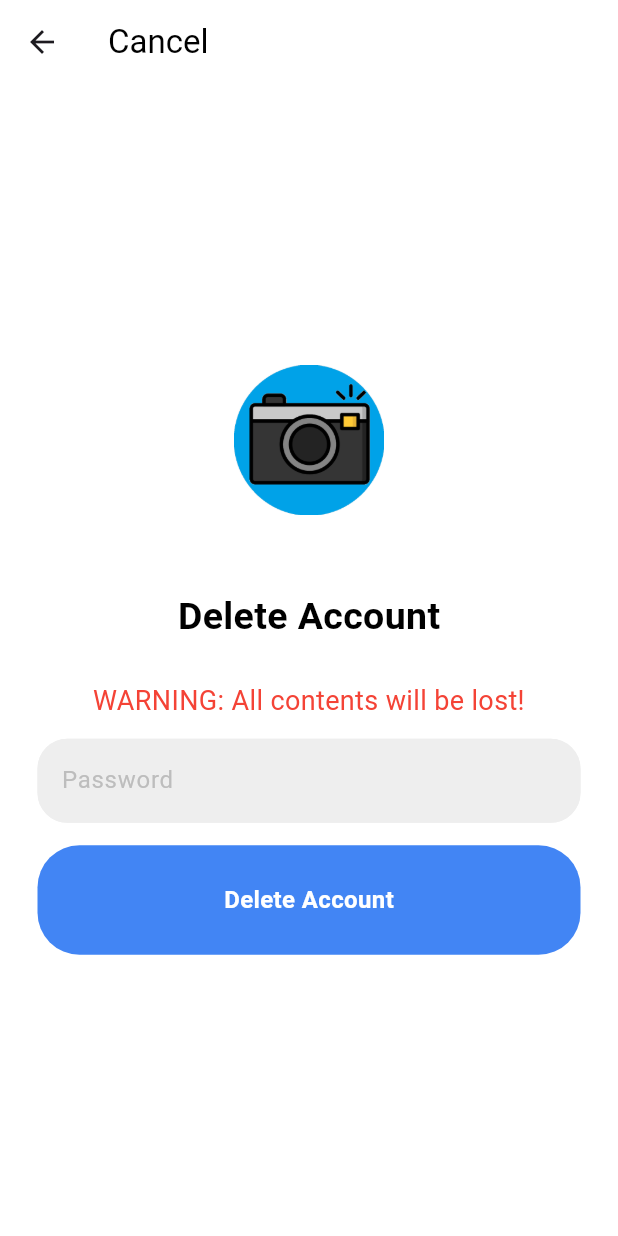
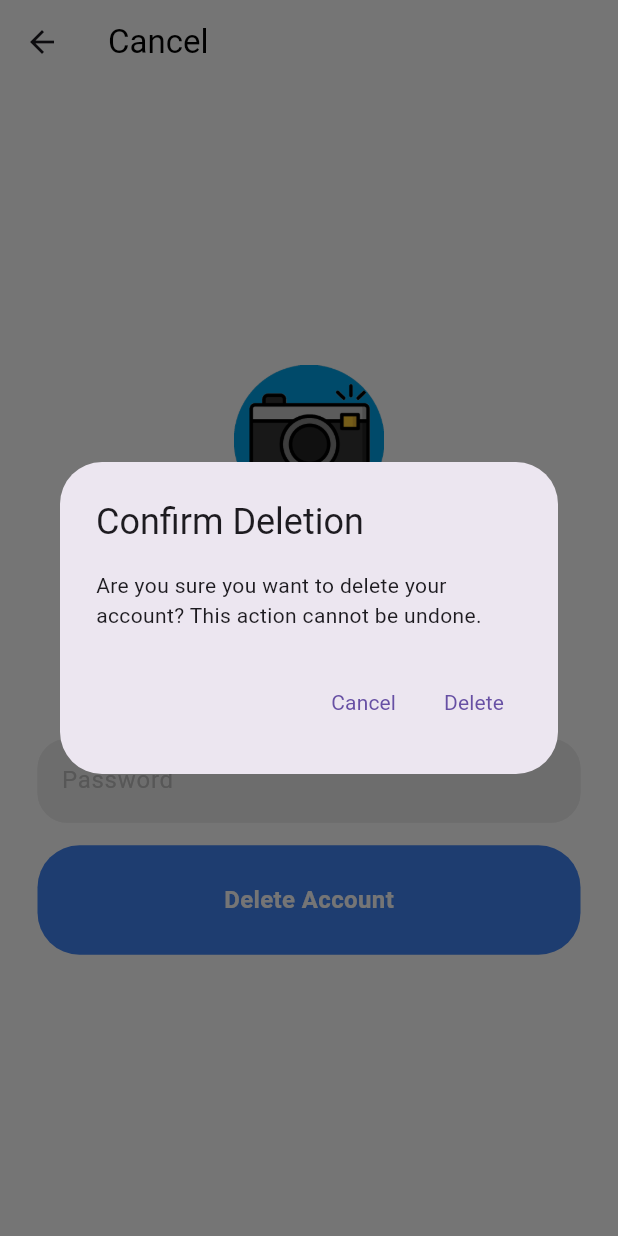
Before and after one commit to yosiasp/mobile_prog_kel6, a Flutter app: the DeleteAccount screen opened directly, after a tap on "Delete Account", on a phone screen of 412 x 824 dp. Run offline on Flutter 3.47's test engine with Material 3 defaults, Android fonts, the phone set to English and light mode, and no system bars; our stand-ins replace cloud_firestore, firebase_auth, firebase_core, firebase_storage, image_picker; accounts and stored records are empty.

Commit message:
menambahkan delete accout

```diff
--- a/lib/screens/delete_account.dart
+++ b/lib/screens/delete_account.dart
@@ -1,4 +1,5 @@
 import 'package:flutter/material.dart';
+import 'package:firebase_auth/firebase_auth.dart';
 import '../components/text_field.dart';
 import '../components/button.dart';
 
@@ -11,6 +12,58 @@ class DeleteAccount extends StatefulWidget {
 
 class _DeleteAccountState extends State<DeleteAccount> {
   final passwordController = TextEditingController();
+
+  // Function to delete account
+  Future<void> _deleteAccount() async {
+    try {
+      User? user = FirebaseAuth.instance.currentUser;
+      if (user != null) {
+        // Re-authenticate the user
+        AuthCredential credential = EmailAuthProvider.credential(
+          email: user.email!,
+          password: passwordController.text,
+        );
+
+        await user.reauthenticateWithCredential(credential);
+
+        // Delete the user
+        await user.delete();
+        Navigator.pop(context); // Navigate back after deletion
+      }
+    } catch (e) {
+      // Handle errors
+      print('Error: $e');
+    }
+  }
+
+  // Function to show confirmation dialog
+  void _showConfirmationDialog() {
+    showDialog(
+      context: context,
+      builder: (BuildContext context) {
+        return AlertDialog(
+          title: const Text('Confirm Deletion'),
+          content: const Text(
+              'Are you sure you want to delete your account? This action cannot be undone.'),
+          actions: <Widget>[
+            TextButton(
+              onPressed: () {
+                Navigator.of(context).pop(); // Close the dialog
+              },
+              child: const Text('Cancel'),
+            ),
+            TextButton(
+              onPressed: () {
+                Navigator.of(context).pop(); // Close the dialog
+                _deleteAccount(); // Call delete account function
+              },
+              child: const Text('Delete'),
+            ),
+          ],
+        );
+      },
+    );
+  }
 
   @override
   Widget build(BuildContext context) {
@@ -84,11 +137,7 @@ class _DeleteAccountState extends State<DeleteAccount> {
 
                   // Delete Account Button
                   MyButton(
-                      onTap: () {
-                        // Masukkin fungsinya disini
-                        // Sebelom ngehapus akun, bikin muncul AlertDialog dulu, minta konfirmasi, "apakah anda ingin menghapus...." ya/tidak"
-                      },
-                      text: 'Delete Account'),
+                      onTap: _showConfirmationDialog, text: 'Delete Account'),
                 ],
               ),
             ),
--- a/lib/screens/register.dart
+++ b/lib/screens/register.dart
@@ -7,7 +7,6 @@ import '../components/button.dart';
 import 'package:firebase_auth/firebase_auth.dart';
 import 'package:cloud_firestore/cloud_firestore.dart';
 import 'package:firebase_storage/firebase_storage.dart';
-import '../auth/main_menu.dart';
 
 class Register extends StatefulWidget {
   final Function()? onTap;
```
